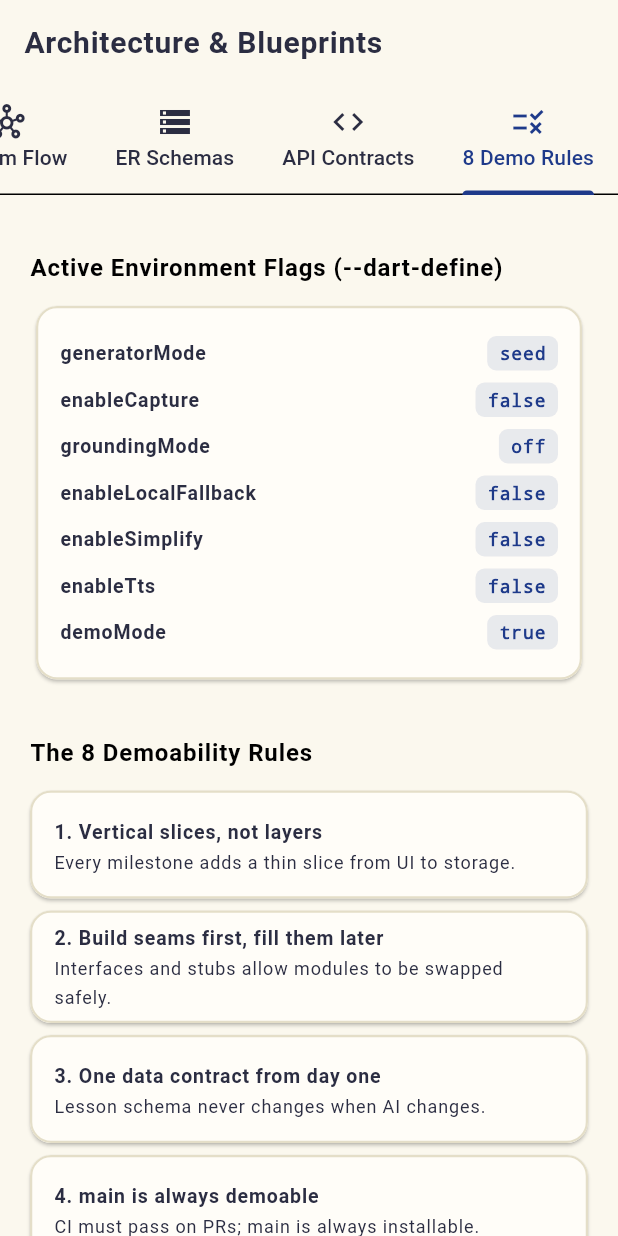
After one commit to assassinaj602/neuroscript-ai, a Flutter app: the ArchitectureScreen screen opened by its route, tab 4 chosen, on a phone screen of 412 x 824 dp. The commit adds this screen. Run offline on Flutter 3.47's test engine with Material 3 defaults, Android fonts, the phone set to English and light mode, and no system bars; our stand-ins replace drift, flutter_riverpod, flutter_secure_storage, go_router; accounts and stored records are empty; generated files the repository leaves out were written again; Roboto replaces fonts that are missing (Segoe UI).

Commit message:
feat(m1): establish CI workflow, OpenAPI draft, and in-app architecture blueprint viewer
- Add .github/workflows/ci-app.yml for automated GitHub Actions analysis and testing
- Add .editorconfig for consistent cross-IDE formatting
- Add docs/contracts/proxy-api.openapi.yaml draft for ASP.NET Core proxy endpoints (/health, /api/v1/lessons/generate, /api/v1/text/simplify)
- Implement in-app Architecture & Blueprints screen (/architecture) showing pipeline flow, ER schemas, Lesson JSON contract, and the 8 Demoability rules

```diff
--- a/lib/core/routing/app_router.dart
+++ b/lib/core/routing/app_router.dart
@@ -1,6 +1,7 @@
 import 'package:flutter/material.dart';
 import 'package:flutter_riverpod/flutter_riverpod.dart';
 import 'package:go_router/go_router.dart';
+import '../../features/architecture/architecture_screen.dart';
 import '../../features/concept_map/concept_map_screen.dart';
 import '../../features/lesson/lesson_overview_screen.dart';
 import '../../features/library/library_screen.dart';
@@ -145,6 +146,10 @@ final appRouterProvider = Provider<GoRouter>((ref) {
         builder: (context, state) => const ProgressScreen(),
       ),
       GoRoute(
+        path: '/architecture',
+        builder: (context, state) => const ArchitectureScreen(),
+      ),
+      GoRoute(
         path: '/settings',
         builder: (context, state) => const SettingsScreen(),
       ),
--- /dev/null
+++ b/lib/features/architecture/architecture_screen.dart
@@ -0,0 +1,375 @@
+import 'package:flutter/material.dart';
+import 'package:flutter_riverpod/flutter_riverpod.dart';
+import '../../core/widgets/card_tile.dart';
+import '../../core/widgets/section_header.dart';
+import '../providers.dart';
+
+class ArchitectureScreen extends StatelessWidget {
+  const ArchitectureScreen({super.key});
+
+  @override
+  Widget build(BuildContext context) {
+    final theme = Theme.of(context);
+    final colorScheme = theme.colorScheme;
+
+    return DefaultTabController(
+      length: 4,
+      child: Scaffold(
+        appBar: AppBar(
+          title: const Text('Architecture & Blueprints'),
+          bottom: const TabBar(
+            isScrollable: true,
+            tabAlignment: TabAlignment.start,
+            tabs: [
+              Tab(icon: Icon(Icons.hub_outlined), text: 'System Flow'),
+              Tab(icon: Icon(Icons.storage_outlined), text: 'ER Schemas'),
+              Tab(icon: Icon(Icons.code_outlined), text: 'API Contracts'),
+              Tab(icon: Icon(Icons.rule_outlined), text: '8 Demo Rules'),
+            ],
+          ),
+        ),
+        body: TabBarView(
+          children: [
+            _buildFlowTab(theme, colorScheme),
+            _buildErTab(theme, colorScheme),
+            _buildContractsTab(theme, colorScheme),
+            _buildRulesTab(context, theme, colorScheme),
+          ],
+        ),
+      ),
+    );
+  }
+
+  Widget _buildFlowTab(ThemeData theme, ColorScheme colorScheme) {
+    return ListView(
+      padding: const EdgeInsets.all(20),
+      children: [
+        const SectionHeader(title: 'High-Level Pipeline (Figure 5.1)'),
+        _stepCard(
+          step: '1',
+          title: 'Capture & OpenCV Preprocessing',
+          desc: 'Camera frame -> Isolate resize (2000px) -> CLAHE contrast normalization -> Denoise -> Deskew.',
+          icon: Icons.camera_alt_outlined,
+          colorScheme: colorScheme,
+          theme: theme,
+        ),
+        _arrowDown(colorScheme),
+        _stepCard(
+          step: '2',
+          title: 'ML Kit OCR & Review Screen',
+          desc: 'Extract Latin text lines numbered 1 to N. User corrects/edits text prior to transmission (privacy promise).',
+          icon: Icons.document_scanner_outlined,
+          colorScheme: colorScheme,
+          theme: theme,
+        ),
+        _arrowDown(colorScheme),
+        _stepCard(
+          step: '3',
+          title: 'ASP.NET Core Proxy Gateway',
+          desc: 'Stateless proxy enforcing rate limits, build authentication, and structured logging of metadata only.',
+          icon: Icons.dns_outlined,
+          colorScheme: colorScheme,
+          theme: theme,
+        ),
+        _arrowDown(colorScheme),
+        _stepCard(
+          step: '4',
+          title: 'Google Gemini 2.5 Flash',
+          desc: 'Closed-book compiler prompt: adheres to line delimiters, outputs strictly formatted Lesson JSON contract.',
+          icon: Icons.auto_awesome,
+          colorScheme: colorScheme,
+          theme: theme,
+        ),
+        _arrowDown(colorScheme),
+        _stepCard(
+          step: '5',
+          title: 'Grounding-Score Validator',
+          desc: 'Formula: G = 0.6·Sem + 0.4·L with exact entity check X. Discards ungrounded hallucinations.',
+          icon: Icons.verified_outlined,
+          colorScheme: colorScheme,
+          theme: theme,
+        ),
+        _arrowDown(colorScheme),
+        _stepCard(
+          step: '6',
+          title: 'On-Device SLM Fallback (Airplane Mode)',
+          desc: 'Llama 3.2 1B / SmolLM2 via llamadart runs locally when offline; otherwise enqueues to PendingJobs.',
+          icon: Icons.offline_bolt_outlined,
+          colorScheme: colorScheme,
+          theme: theme,
+        ),
+      ],
+    );
+  }
+
+  Widget _buildErTab(ThemeData theme, ColorScheme colorScheme) {
+    return ListView(
+      padding: const EdgeInsets.all(20),
+      children: [
+        const SectionHeader(title: 'On-Device Encrypted Database (Figure 5.2)'),
+        CardTile(
+          title: 'UserProfiles',
+          subtitle: 'ProfileID (PK), ProfileType (ADHD|Dyslexia|Autism), ThemeSettings JSON, CreatedAt',
+          badgeText: 'Drift + SQLCipher',
+          leading: const Icon(Icons.person_outline),
+        ),
+        CardTile(
+          title: 'SourceNotes',
+          subtitle: 'NoteID (PK), RawOCRText, DocumentHash (SHA-256), CreatedAt',
+          badgeText: 'Cascade Root',
+          leading: const Icon(Icons.notes),
+        ),
+        CardTile(
+          title: 'Lessons',
+          subtitle: 'LessonID (PK), NoteID (FK), Title, ConceptMapJSON, PromptVersion, Source, CreatedAt',
+          badgeText: 'FK -> SourceNotes',
+          leading: const Icon(Icons.book_outlined),
+        ),
+        CardTile(
+          title: 'Flashcards',
+          subtitle: 'CardID (PK), LessonID (FK), Question, Answer, SourceLineReference, GroundingScore, Verified',
+          badgeText: 'FK -> Lessons',
+          leading: const Icon(Icons.style_outlined),
+        ),
+        CardTile(
+          title: 'ReviewProgress',
+          subtitle: 'ProgressID (PK), CardID (FK), Box (1..5), SpacedRepetitionInterval (1,3,7,14,30), NextReviewDate',
+          badgeText: 'Leitner State',
+          leading: const Icon(Icons.timeline),
+        ),
+        CardTile(
+          title: 'PendingJobs (M4C Queue Extension)',
+          subtitle: 'JobID (PK), NoteHash, Status, Attempts, NextAttemptAt, CreatedAt',
+          badgeText: 'Offline Queue',
+          leading: const Icon(Icons.queue_play_next),
+        ),
+        const SizedBox(height: 12),
+        const SectionHeader(title: 'Backend Database (Figure 5.3)'),
+        CardTile(
+          title: 'RequestLog (Stateless Content)',
+          subtitle: 'Id (PK), InstallHash, Endpoint, Status, LatencyMs, Provider, CreatedAt (Zero text stored)',
+          badgeText: 'SQLite / EF Core',
+          leading: const Icon(Icons.security),
+        ),
+      ],
+    );
+  }
+
+  Widget _buildContractsTab(ThemeData theme, ColorScheme colorScheme) {
+    return ListView(
+      padding: const EdgeInsets.all(20),
+      children: [
+        const SectionHeader(title: 'Frozen Lesson JSON Contract (Appendix B)'),
+        Card(
+          color: colorScheme.surface,
+          child: Padding(
+            padding: const EdgeInsets.all(16),
+            child: Text(
+              '''{
+  "schemaVersion": 1,
+  "title": "Photosynthesis Fundamentals",
+  "meta": {
+    "profile": "Dyslexia",
+    "source": "seed|mock|cloud|device",
+    "promptVersion": "v1"
+  },
+  "conceptMap": {
+    "nodes": [ { "id": "n1", "label": "...", "sourceLines": [1, 2] } ],
+    "edges": [ { "from": "n1", "to": "n2", "label": "..." } ]
+  },
+  "flashcards": [
+    {
+      "id": "c1",
+      "question": "...",
+      "answer": "...",
+      "sourceLines": [3],
+      "chunks": ["optional chunks"]
+    }
+  ],
+  "verificationQuestion": {
+    "question": "...",
+    "sourceLines": [5]
+  }
+}''',
+              style: TextStyle(
+                fontFamily: 'monospace',
+                fontSize: 12,
+                color: colorScheme.onSurface,
+              ),
+            ),
+          ),
+        ),
+        const SizedBox(height: 16),
+        const SectionHeader(title: 'Proxy REST Endpoints (OpenAPI 3.0)'),
+        CardTile(
+          title: 'GET /health',
+          subtitle: 'Returns health status and upstream LLM latency.',
+          badgeText: '200 OK',
+        ),
+        CardTile(
+          title: 'POST /api/v1/lessons/generate',
+          subtitle: 'Accepts { noteHash, lines[], profile, mode } -> returns Lesson JSON.',
+          badgeText: 'X-Api-Key + RateLimit',
+        ),
+        CardTile(
+          title: 'POST /api/v1/text/simplify',
+          subtitle: 'Transforms complex card text into literal plain language for Autism profile.',
+          badgeText: 'M5 Endpoint',
+        ),
+      ],
+    );
+  }
+
+  Widget _buildRulesTab(BuildContext context, ThemeData theme, ColorScheme colorScheme) {
+    return Consumer(
+      builder: (context, ref, _) {
+        final config = ref.watch(appConfigProvider);
+
+        return ListView(
+          padding: const EdgeInsets.all(20),
+          children: [
+            const SectionHeader(title: 'Active Environment Flags (--dart-define)'),
+            Card(
+              child: Padding(
+                padding: const EdgeInsets.all(16),
+                child: Column(
+                  children: [
+                    _flagRow('generatorMode', config.generatorMode.name, colorScheme),
+                    _flagRow('enableCapture', config.enableCapture.toString(), colorScheme),
+                    _flagRow('groundingMode', config.groundingMode.name, colorScheme),
+                    _flagRow('enableLocalFallback', config.enableLocalFallback.toString(), colorScheme),
+                    _flagRow('enableSimplify', config.enableSimplify.toString(), colorScheme),
+                    _flagRow('enableTts', config.enableTts.toString(), colorScheme),
+                    _flagRow('demoMode', config.demoMode.toString(), colorScheme),
+                  ],
+                ),
+              ),
+            ),
+            const SizedBox(height: 16),
+            const SectionHeader(title: 'The 8 Demoability Rules'),
+            _ruleCard('1. Vertical slices, not layers', 'Every milestone adds a thin slice from UI to storage.'),
+            _ruleCard('2. Build seams first, fill them later', 'Interfaces and stubs allow modules to be swapped safely.'),
+            _ruleCard('3. One data contract from day one', 'Lesson schema never changes when AI changes.'),
+            _ruleCard('4. main is always demoable', 'CI must pass on PRs; main is always installable.'),
+            _ruleCard('5. Feature flags manage demos', 'Incomplete work is hidden, never shown broken.'),
+            _ruleCard('6. Honest labels', 'Stand-ins and mocks are clearly badged in the UI.'),
+            _ruleCard('7. Every milestone has a safety net', 'Signed APKs, recorded backup demos, seeded data.'),
+            _ruleCard('8. Small, early usability checks', 'Peer tests at M2 and M4 catch usability flaws early.'),
+          ],
+        );
+      },
+    );
+  }
+
+  Widget _flagRow(String name, String value, ColorScheme colorScheme) {
+    return Padding(
+      padding: const EdgeInsets.symmetric(vertical: 4),
+      child: Row(
+        mainAxisAlignment: MainAxisAlignment.spaceBetween,
+        children: [
+          Text(name, style: const TextStyle(fontWeight: FontWeight.w600, fontSize: 13)),
+          Container(
+            padding: const EdgeInsets.symmetric(horizontal: 8, vertical: 2),
+            decoration: BoxDecoration(
+              color: colorScheme.primary.withValues(alpha: 0.1),
+              borderRadius: BorderRadius.circular(6),
+            ),
+            child: Text(
+              value,
+              style: TextStyle(
+                fontFamily: 'monospace',
+                fontSize: 12,
+                fontWeight: FontWeight.w700,
+                color: colorScheme.primary,
+              ),
+            ),
+          ),
+        ],
+      ),
+    );
+  }
+
+  Widget _ruleCard(String title, String desc) {
+    return Card(
+      margin: const EdgeInsets.symmetric(vertical: 4),
+      child: ListTile(
+        title: Text(title, style: const TextStyle(fontWeight: FontWeight.w700, fontSize: 13)),
+        subtitle: Text(desc, style: const TextStyle(fontSize: 12)),
+      ),
+    );
+  }
+
+  Widget _stepCard({
+    required String step,
+    required String title,
+    required String desc,
+    required IconData icon,
+    required ColorScheme colorScheme,
+    required ThemeData theme,
+  }) {
+    return Card(
+      child: Padding(
+        padding: const EdgeInsets.all(16),
+        child: Row(
+          crossAxisAlignment: CrossAxisAlignment.start,
+          children: [
+            Container(
+              width: 36,
+              height: 36,
+              alignment: Alignment.center,
+              decoration: BoxDecoration(
+                color: colorScheme.primary,
+                borderRadius: BorderRadius.circular(8),
+              ),
+              child: Text(
+                step,
+                style: const TextStyle(
+                  color: Colors.white,
+                  fontWeight: FontWeight.w700,
+                  fontSize: 16,
+                ),
+              ),
+            ),
+            const SizedBox(width: 14),
+            Expanded(
+              child: Column(
+                crossAxisAlignment: CrossAxisAlignment.start,
+                children: [
+                  Row(
+                    children: [
+                      Icon(icon, size: 18, color: colorScheme.primary),
+                      const SizedBox(width: 6),
+                      Expanded(
+                        child: Text(
+                          title,
+                          style: theme.textTheme.titleMedium?.copyWith(
+                            fontWeight: FontWeight.w700,
+                            fontSize: 15,
+                          ),
+                        ),
+                      ),
+                    ],
+                  ),
+                  const SizedBox(height: 4),
+                  Text(
+                    desc,
+                    style: theme.textTheme.bodySmall?.copyWith(height: 1.3),
+                  ),
+                ],
+              ),
+            ),
+          ],
+        ),
+      ),
+    );
+  }
+
+  Widget _arrowDown(ColorScheme colorScheme) {
+    return Center(
+      child: Padding(
+        padding: const EdgeInsets.symmetric(vertical: 4),
+        child: Icon(Icons.arrow_downward, color: colorScheme.outline, size: 20),
+      ),
+    );
+  }
+}
--- a/lib/features/library/library_screen.dart
+++ b/lib/features/library/library_screen.dart
@@ -45,6 +45,11 @@ class LibraryScreen extends ConsumerWidget {
                   ),
             loading: () => const SizedBox.shrink(),
             error: (_, __) => const SizedBox.shrink(),
+          ),
+          IconButton(
+            icon: const Icon(Icons.account_tree_outlined),
+            tooltip: 'Architecture & Specifications',
+            onPressed: () => context.push('/architecture'),
           ),
           IconButton(
             icon: const Icon(Icons.bar_chart_outlined),
--- a/lib/features/settings/settings_screen.dart
+++ b/lib/features/settings/settings_screen.dart
@@ -4,6 +4,7 @@ import 'package:go_router/go_router.dart';
 import '../../core/theme/app_palettes.dart';
 import '../../core/utils/document_hash.dart';
 import '../../core/widgets/app_button.dart';
+import '../../core/widgets/card_tile.dart';
 import '../../core/widgets/section_header.dart';
 import '../../data/models/lesson_model.dart';
 import '../providers.dart';
@@ -177,6 +178,19 @@ class _SettingsScreenState extends ConsumerState<SettingsScreen> {
 
             const SizedBox(height: 16),
 
+            // Architecture & Specifications
+            const SectionHeader(title: 'Engineering & Specifications'),
+            CardTile(
+              title: 'System Architecture & Contracts',
+              subtitle: 'Pipeline flow, ER schemas, OpenAPI contract, and the 8 Demoability rules.',
+              badgeText: 'Milestone 1 Specification',
+              leading: const Icon(Icons.account_tree_outlined),
+              trailing: const Icon(Icons.arrow_forward_ios, size: 16),
+              onTap: () => context.push('/architecture'),
+            ),
+
+            const SizedBox(height: 16),
+
             // Privacy & Database Encryption Info
             const SectionHeader(title: 'Security & Privacy'),
             Card(
```
Also changed, not shown: docs/contracts/proxy-api.openapi.yaml (added, +184 -0 lines), 2 other files.
